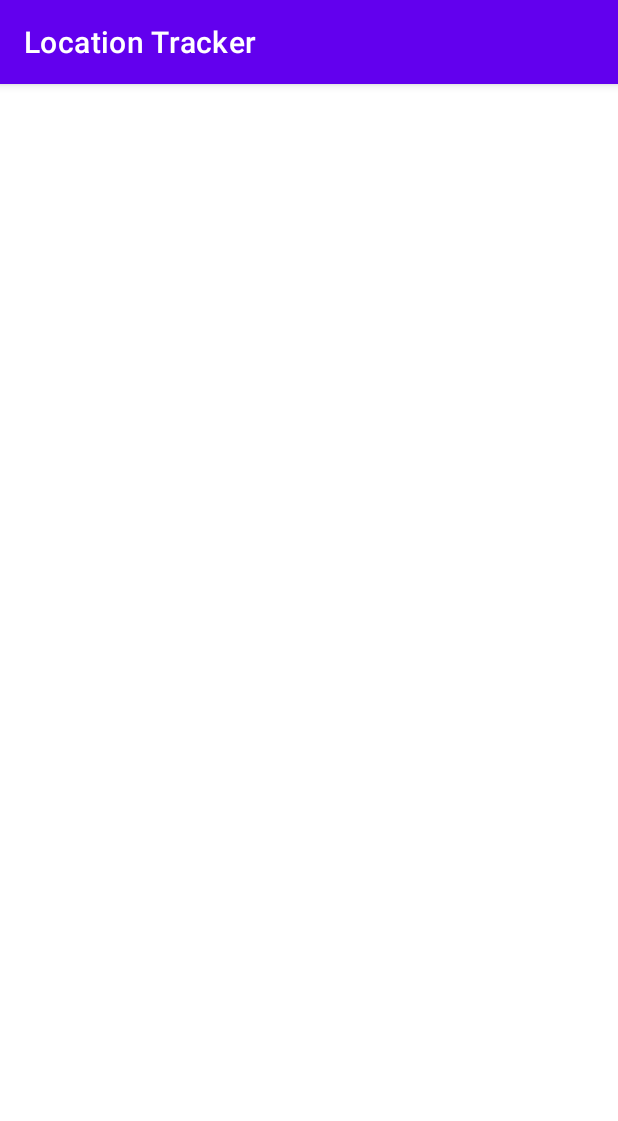
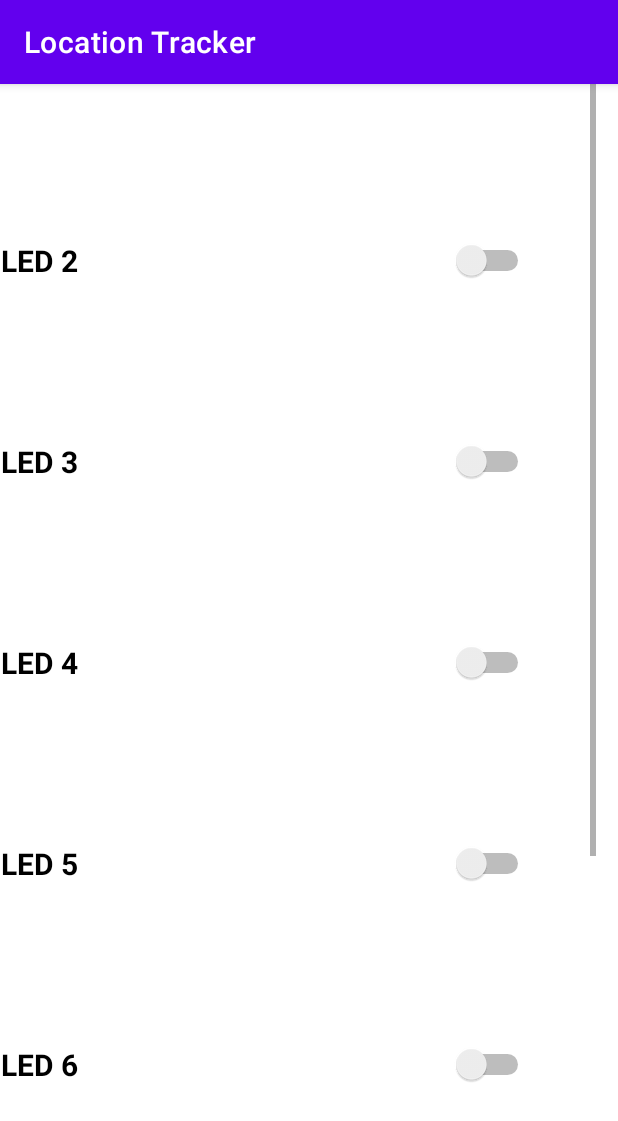
Before and after one commit to Felipe-SG14/DevOps_Project, an Android app: the screen it shows after launch (MamaActivity), after a tap on "MAMÁ", on a phone screen of 412 x 824 dp. Shown: the top 1121 px of the screen. Run offline under Robolectric (Android 15) with nearby library versions, the phone set to English and light mode, and no system bars; our stand-ins replace Volley.

Commit message:
Switch activities, permisos rol, renombrar BTN, BTN regresar

```diff
--- a/proyect_final/app/src/main/java/com/example/proyect_final/MainActivity.java
+++ b/proyect_final/app/src/main/java/com/example/proyect_final/MainActivity.java
@@ -38,8 +38,8 @@ public class MainActivity extends AppCompatActivity {
 
     FusedLocationProviderClient fusedLocationProviderClient;
 
-
-    Button mama;
+    ///////// Variables roles
+    // public Button mama; NO NECESARIO POR EL MOMENTO
 
     @Override
     protected void onCreate(Bundle savedInstanceState) {
@@ -47,20 +47,46 @@ public class MainActivity extends AppCompatActivity {
         setContentView(R.layout.activity_main);
         fusedLocationProviderClient = LocationServices.getFusedLocationProviderClient(this);
 
-        mama=(Button)findViewById(R.id.mama);
+        // mama = (Button)findViewById(R.id.mama); NO NECESARIO POR EL MOMENTO
 
-        mama.setOnClickListener(new View.OnClickListener() {
-            @Override
-            public void onClick(View view) {
-                startActivity(new Intent (MainActivity.this, MamaActivity.class));
-            }
-        });
+
 
     }
 
+    /////////  Código para hacer el cambio entre ventanas ///////////////////////////////////////////////////////////////////
+    public void rol_mama(View view)
+    {
+        String rolMama = "mama";
+        Intent i1 = new Intent(this, MamaActivity.class);
+        i1.putExtra("dato",rolMama);
+        startActivity(i1);
+    }
 
+    public void rol_papa(View view)
+    {
+        // String rolPapa = "papa"; NO ES NECESARIO POR AHORA
+        Intent i2 = new Intent(this, PapaActivity.class);
+        // i2.putExtra("dato",rolPapa);
+        startActivity(i2);
+    }
 
-    /////////  Codigo de PHP-JSON
+    public void rol_hija(View view)
+    {
+        String rolHija = "hija";
+        Intent i3 = new Intent(this, MamaActivity.class);
+        i3.putExtra("dato",rolHija);
+        startActivity(i3);
+    }
+
+    public void rol_hijo(View view)
+    {
+        String rolHijo = "hijo";
+        Intent i4 = new Intent(this, MamaActivity.class);
+        i4.putExtra("dato",rolHijo);
+        startActivity(i4);
+    }
+
+    /////////  Código de PHP-JSON ////////////////////////////////////////////////////////////////////////////////////////////
     public void dataUsingVolley(JSONObject jsonObject, String url, String message) throws JSONException {
         RequestQueue requestQueue = Volley.newRequestQueue(this);
         JsonObjectRequest jsonObjectRequest = new JsonObjectRequest(Request.Method.POST, url, jsonObject,
@@ -75,10 +101,9 @@ public class MainActivity extends AppCompatActivity {
         requestQueue.add(jsonObjectRequest);
     }
 
-//////////////////////////////////////// Codigo de GPS y permisos ////////////////////////////////////////////////////////////////
+    /////////  Código de GPS y permisos //////////////////////////////////////////////////////////////////////////////////////
 
     @Override
-
     protected void onStart() {
         super.onStart();
         if (ContextCompat.checkSelfPermission(this, Manifest.permission.ACCESS_FINE_LOCATION) == PackageManager.PERMISSION_GRANTED) {
@@ -148,4 +173,6 @@ public class MainActivity extends AppCompatActivity {
             }
         }
     }
+
+
 }
--- a/proyect_final/app/src/main/java/com/example/proyect_final/MamaActivity.java
+++ b/proyect_final/app/src/main/java/com/example/proyect_final/MamaActivity.java
@@ -1,5 +1,107 @@
 package com.example.proyect_final;
+
+import android.content.Intent;
+import android.os.Bundle;
+import android.view.View;
+import android.widget.Button;
+import android.widget.SeekBar;
+import android.widget.Switch;
 
 import androidx.appcompat.app.AppCompatActivity;
 
-public class MamaActivity extends AppCompatActivity {}
+public class MamaActivity extends AppCompatActivity {
+
+    // Configuración Botones
+
+    public Switch sw_1;
+    public Switch sw_2;
+    public Switch sw_3;
+    public Switch sw_4;
+    public Switch sw_5;
+    public Switch sw_6;
+    public Switch sw_hija;    // Switch 7 es para la hija
+    public Switch sw_hijo;    // Switch 8 es para el hijo
+    public SeekBar sk_hija;
+    public SeekBar sk_hijo;
+
+
+
+    // Variables para asignar roles
+    private String rol;
+
+    @Override
+    protected void onCreate(Bundle savedInstanceState) {
+        super.onCreate(savedInstanceState);
+        setContentView(R.layout.activity_mama);
+
+        // Configuración switch y seekbar
+        sw_1 = (Switch)findViewById(R.id.switch1);
+        sw_2 = (Switch)findViewById(R.id.switch2);
+        sw_3 = (Switch)findViewById(R.id.switch3);
+        sw_4 = (Switch)findViewById(R.id.switch4);
+        sw_5 = (Switch)findViewById(R.id.switch5);
+        sw_6 = (Switch)findViewById(R.id.switch6);
+        sw_hija = (Switch)findViewById(R.id.switch7);
+        sw_hijo = (Switch)findViewById(R.id.switch8);
+
+        sk_hija = (SeekBar)findViewById(R.id.seekBar1);
+        sk_hijo = (SeekBar)findViewById(R.id.seekBar2);
+
+        // Permisos de acceso a botones
+        rol = getIntent().getStringExtra("dato");
+        PermisosRol(rol);
+    }
+
+
+
+    /////////  Función para dar permisos de acceso a los botones //////////////////////////////////////////////////////////////
+    // Método para regresar a la ventana principal
+    public void Regresar(View view)
+    {
+        Intent regresarMain = new Intent(this, MainActivity.class);
+        startActivity(regresarMain);
+    }
+
+    public void PermisosRol(String input)
+    {
+        if(input.equals("mama"))
+        {
+            sw_1.setVisibility(View.VISIBLE);
+            sw_2.setVisibility(View.VISIBLE);
+            sw_3.setVisibility(View.VISIBLE);
+            sw_4.setVisibility(View.VISIBLE);
+            sw_5.setVisibility(View.VISIBLE);
+            sw_6.setVisibility(View.VISIBLE);
+            sw_hija.setVisibility(View.VISIBLE);
+            sw_hijo.setVisibility(View.VISIBLE);
+            sk_hija.setVisibility(View.VISIBLE);
+            sk_hijo.setVisibility(View.VISIBLE);
+        }
+        if(input.equals("hijo"))
+        {
+            sw_1.setVisibility(View.VISIBLE);
+            sw_2.setVisibility(View.VISIBLE);
+            sw_3.setVisibility(View.VISIBLE);
+            sw_4.setVisibility(View.VISIBLE);
+            sw_5.setVisibility(View.VISIBLE);
+            sw_6.setVisibility(View.VISIBLE);
+            sw_hija.setVisibility(View.INVISIBLE);
+            sw_hijo.setVisibility(View.VISIBLE);
+            sk_hija.setVisibility(View.INVISIBLE);
+            sk_hijo.setVisibility(View.VISIBLE);
+        }
+        if(input.equals("hija"))
+        {
+            sw_1.setVisibility(View.VISIBLE);
+            sw_2.setVisibility(View.VISIBLE);
+            sw_3.setVisibility(View.VISIBLE);
+            sw_4.setVisibility(View.VISIBLE);
+            sw_5.setVisibility(View.VISIBLE);
+            sw_6.setVisibility(View.VISIBLE);
+            sw_hija.setVisibility(View.VISIBLE);
+            sw_hijo.setVisibility(View.INVISIBLE);
+            sk_hija.setVisibility(View.VISIBLE);
+            sk_hijo.setVisibility(View.INVISIBLE);
+        }
+    }
+}
--- a/proyect_final/app/src/main/res/layout/activity_mama.xml
+++ b/proyect_final/app/src/main/res/layout/activity_mama.xml
@@ -13,7 +13,7 @@
         android:gravity="center"
         android:orientation="vertical"
         app:layout_constraintBottom_toBottomOf="parent"
-        tools:layout_editor_absoluteX="7dp">>
+        tools:layout_editor_absoluteX="7dp">
 
         <LinearLayout
             android:layout_width="360dp"
@@ -23,7 +23,7 @@
 
 
             <Switch
-                android:id="@+id/switch2"
+                android:id="@+id/switch1"
                 android:layout_width="355dp"
                 android:layout_height="42dp"
                 android:layout_marginTop="92dp"
@@ -40,7 +40,7 @@
                 app:layout_constraintTop_toTopOf="parent" />
 
             <Switch
-                android:id="@+id/switch3"
+                android:id="@+id/switch2"
                 android:layout_width="355dp"
                 android:layout_height="42dp"
                 android:layout_marginTop="92dp"
@@ -57,7 +57,7 @@
                 app:layout_constraintTop_toTopOf="parent" />
 
             <Switch
-                android:id="@+id/switch4"
+                android:id="@+id/switch3"
                 android:layout_width="355dp"
                 android:layout_height="42dp"
                 android:layout_marginTop="92dp"
@@ -74,7 +74,7 @@
                 app:layout_constraintTop_toTopOf="parent" />
 
             <Switch
-                android:id="@+id/switch5"
+                android:id="@+id/switch4"
                 android:layout_width="355dp"
                 android:layout_height="42dp"
                 android:layout_marginTop="92dp"
@@ -91,7 +91,7 @@
                 app:layout_constraintTop_toTopOf="parent" />
 
             <Switch
-                android:id="@+id/switch6"
+                android:id="@+id/switch5"
                 android:layout_width="355dp"
                 android:layout_height="42dp"
                 android:layout_marginTop="92dp"
@@ -108,7 +108,7 @@
                 app:layout_constraintTop_toTopOf="parent" />
 
             <Switch
-                android:id="@+id/switch7"
+                android:id="@+id/switch6"
                 android:layout_width="355dp"
                 android:layout_height="42dp"
                 android:layout_marginTop="92dp"
@@ -125,7 +125,7 @@
                 app:layout_constraintTop_toTopOf="parent" />
 
             <Switch
-                android:id="@+id/switch8"
+                android:id="@+id/switch7"
                 android:layout_width="355dp"
                 android:layout_height="42dp"
                 android:layout_marginTop="92dp"
@@ -142,7 +142,7 @@
                 app:layout_constraintTop_toTopOf="parent" />
 
             <Switch
-                android:id="@+id/switch9"
+                android:id="@+id/switch8"
                 android:layout_width="355dp"
                 android:layout_height="42dp"
                 android:layout_marginTop="92dp"
@@ -159,14 +159,21 @@
                 app:layout_constraintTop_toTopOf="parent" />
 
             <SeekBar
+                android:id="@+id/seekBar1"
+                android:layout_width="match_parent"
+                android:layout_height="60dp" />
+
+            <SeekBar
                 android:id="@+id/seekBar2"
                 android:layout_width="match_parent"
                 android:layout_height="60dp" />
 
-            <SeekBar
-                android:id="@+id/seekBar3"
+            <Button
+                android:id="@+id/btnBack"
                 android:layout_width="match_parent"
-                android:layout_height="60dp" />
+                android:layout_height="60dp"
+                android:onClick="Regresar"
+                android:text="@string/btn_regresar" />
 
 
         </LinearLayout>
--- a/proyect_final/app/src/main/res/values/strings.xml
+++ b/proyect_final/app/src/main/res/values/strings.xml
@@ -4,4 +4,6 @@
     <string name="longitude_label">Longitud</string>
     <string name="latitude_label">Latitud</string>
     <string name="activity_label">Actividad</string>
+    <string name="btn_regresar">Regresar</string>
+
 </resources>
```
Also changed, not shown: proyect_final/app/src/main/java/com/example/proyect_final/PapaActivity.java (+10 -0 lines), proyect_final/app/src/main/res/layout/activity_main.xml (+11 -7 lines), proyect_final/app/src/main/res/layout/activity_papa.xml (+12 -5 lines).
